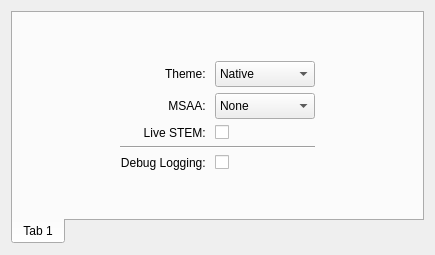
Old version of the form src/gui/dialogs/settings/frames/generalsettingsframe.ui in the repository JJPPeters/clTEM.
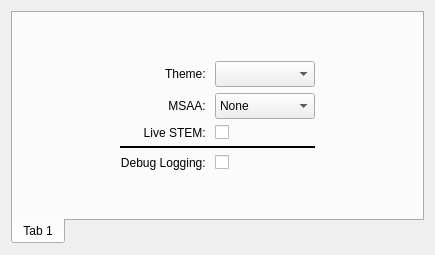
New version of the form. Custom widgets are drawn as their Qt base class.

What changed in the file:
```diff
--- a/src/gui/dialogs/settings/frames/generalsettingsframe.ui
+++ b/src/gui/dialogs/settings/frames/generalsettingsframe.ui
@@ -35,21 +35,6 @@
            <height>26</height>
           </size>
          </property>
-         <item>
-          <property name="text">
-           <string>Native</string>
-          </property>
-         </item>
-         <item>
-          <property name="text">
-           <string>Dark</string>
-          </property>
-         </item>
-         <item>
-          <property name="text">
-           <string>Dark-grey</string>
-          </property>
-         </item>
         </widget>
        </item>
        <item row="3" column="2">
@@ -205,6 +190,12 @@
        </item>
        <item row="4" column="1" colspan="2">
         <widget class="Line" name="line">
+         <property name="frameShadow">
+          <enum>QFrame::Plain</enum>
+         </property>
+         <property name="lineWidth">
+          <number>2</number>
+         </property>
          <property name="orientation">
           <enum>Qt::Horizontal</enum>
          </property>
```
